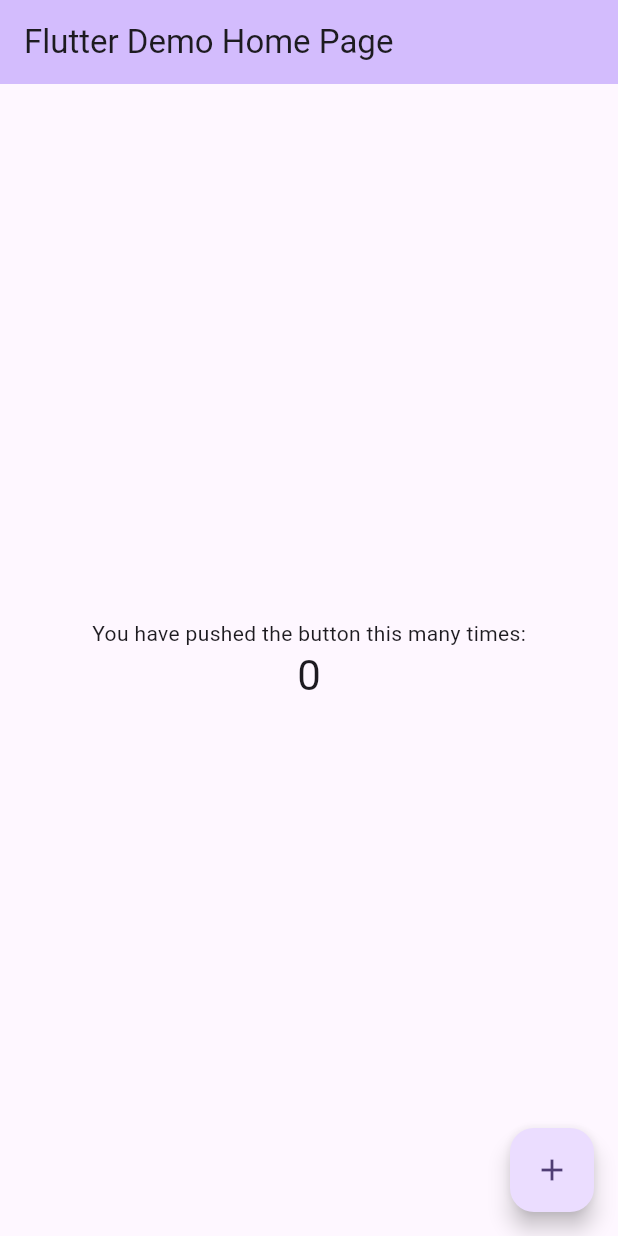
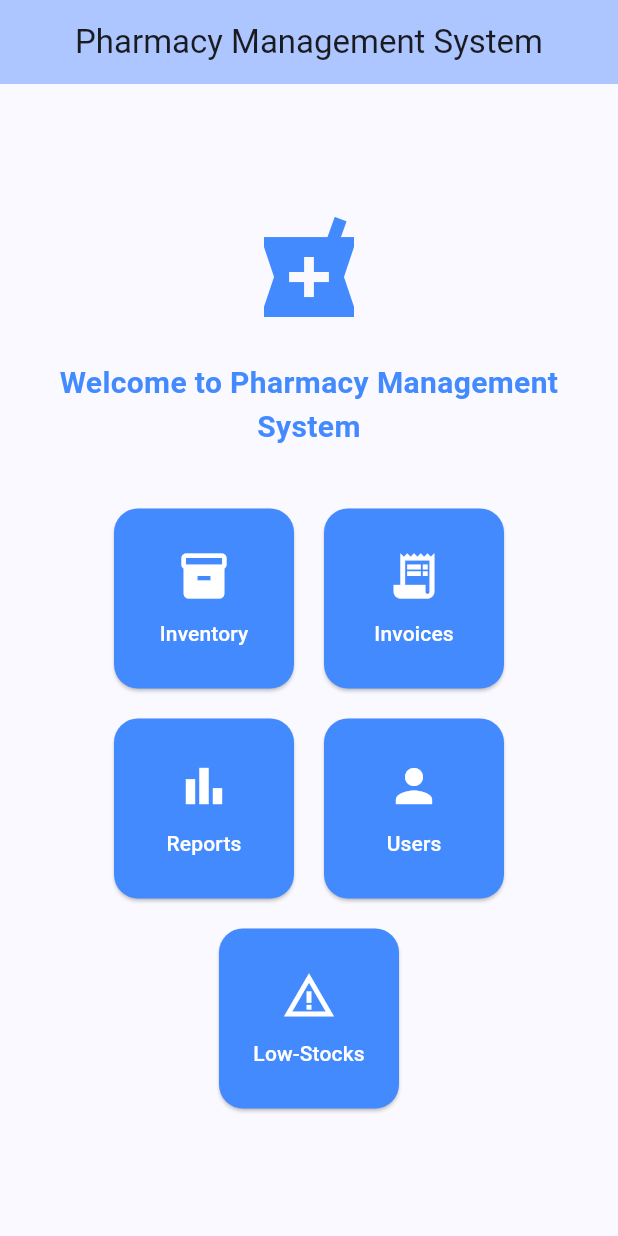
Before and after one commit to OmarFaruq97/pharmacy_management_system_flutter, a Flutter app: the screen it shows after launch, on a phone screen of 412 x 824 dp. Run offline on Flutter 3.47's test engine with Material 3 defaults, Android fonts, the phone set to English and light mode, and no system bars.

Commit message:
project int

```diff
--- a/pms_flutter_app/lib/main.dart
+++ b/pms_flutter_app/lib/main.dart
@@ -1,11 +1,11 @@
 import 'package:flutter/material.dart';
 
 void main() {
-  runApp(const MyApp());
+  runApp(const PmsApp());
 }
 
-class MyApp extends StatelessWidget {
-  const MyApp({super.key});
+class PmsApp extends StatelessWidget {
+  const PmsApp({super.key});
 
   // This widget is the root of your application.
   @override
@@ -13,9 +13,9 @@ class MyApp extends StatelessWidget {
     return MaterialApp(
       title: 'Flutter Demo',
       theme: ThemeData(
-        colorScheme: ColorScheme.fromSeed(seedColor: Colors.deepPurple),
+        colorScheme: ColorScheme.fromSeed(seedColor: Colors.blueAccent),
       ),
-      home: const MyHomePage(title: 'Flutter Demo Home Page'),
+      home: const MyHomePage(title: 'Pharmacy Management System'),
     );
   }
 }
@@ -30,39 +30,81 @@ class MyHomePage extends StatefulWidget {
 }
 
 class _MyHomePageState extends State<MyHomePage> {
-  int _counter = 0;
-
-  void _incrementCounter() {
-    setState(() {
-      _counter++;
-    });
-  }
-
   @override
   Widget build(BuildContext context) {
     return Scaffold(
       appBar: AppBar(
+        title: Text(widget.title),
+        centerTitle: true,
         backgroundColor: Theme.of(context).colorScheme.inversePrimary,
+      ),
+      body: Padding(
+        padding: const EdgeInsets.all(16.0),
+        child: Center(
+          child: Column(
+            mainAxisAlignment: MainAxisAlignment.center,
+            children: [
+              const Icon(
+                Icons.local_pharmacy,
+                size: 80,
+                color: Colors.blueAccent,
+              ),
+              const SizedBox(height: 20),
+              const Text(
+                'Welcome to Pharmacy Management System',
+                textAlign: TextAlign.center,
+                style: TextStyle(
+                  fontSize: 20,
+                  fontWeight: FontWeight.bold,
+                  color: Colors.blueAccent,
+                ),
+              ),
+              const SizedBox(height: 40),
 
-        title: Text(widget.title),
+              // Buttons Grid
+              Wrap(
+                spacing: 20,
+                runSpacing: 20,
+                alignment: WrapAlignment.center,
+                children: [
+                  _buildHomeButton(Icons.inventory, 'Inventory'),
+                  _buildHomeButton(Icons.receipt_long, 'Invoices'),
+                  _buildHomeButton(Icons.bar_chart, 'Reports'),
+                  _buildHomeButton(Icons.person, 'Users'),
+                  _buildHomeButton(Icons.warning_amber, 'Low-Stocks')
+                ],
+              ),
+            ],
+          ),
+        ),
       ),
-      body: Center(
+    );
+  }
+
+  Widget _buildHomeButton(IconData icon, String label) {
+    return SizedBox(
+      width: 120,
+      height: 120,
+      child: ElevatedButton(
+        onPressed: () {
+          // Navigate to respective screen
+        },
+        style: ElevatedButton.styleFrom(
+          backgroundColor: Colors.blueAccent,
+          shape: RoundedRectangleBorder(
+            borderRadius: BorderRadius.circular(16),
+          ),
+          padding: const EdgeInsets.all(16),
+        ),
         child: Column(
           mainAxisAlignment: MainAxisAlignment.center,
-          children: <Widget>[
-            const Text('You have pushed the button this many times:'),
-            Text(
-              '$_counter',
-              style: Theme.of(context).textTheme.headlineMedium,
-            ),
+          children: [
+            Icon(icon, size: 36, color: Colors.white),
+            const SizedBox(height: 10),
+            Text(label, style: const TextStyle(color: Colors.white)),
           ],
         ),
       ),
-      floatingActionButton: FloatingActionButton(
-        onPressed: _incrementCounter,
-        tooltip: 'Increment',
-        child: const Icon(Icons.add),
-      ), // This trailing comma makes auto-formatting nicer for build methods.
     );
   }
 }
```
Also changed, not shown: pms_flutter_app/pubspec.yaml (+7 -65 lines), pms_flutter_app/lib/screens/add-medicine_screen.dart (added), pms_flutter_app/lib/screens/daily_report_screen.dart (added), pms_flutter_app/lib/screens/inventory_screen.dart (added), pms_flutter_app/pubspec.lock, 1 other file.
